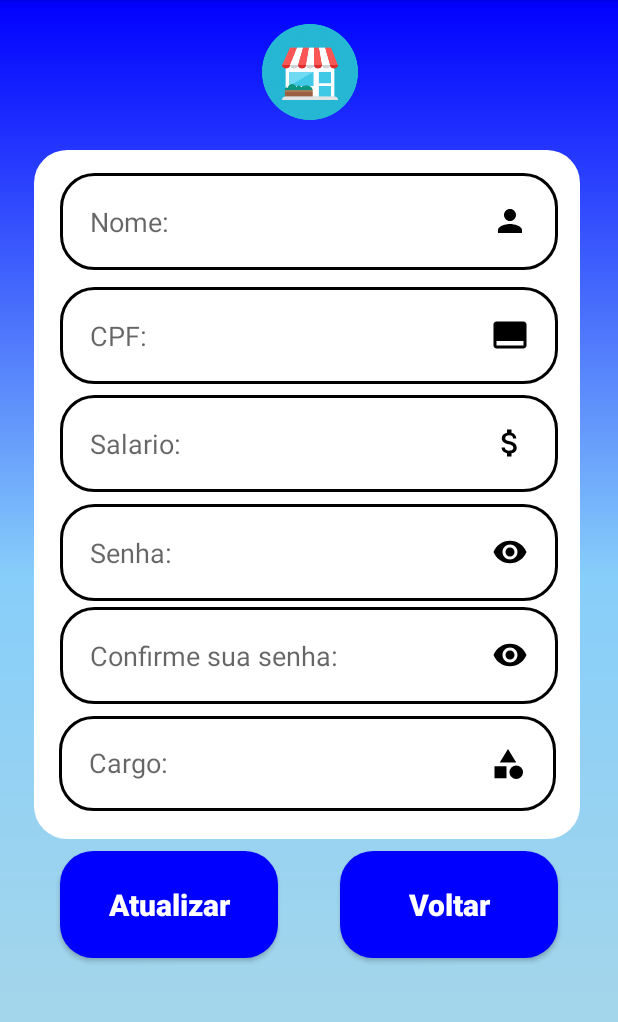
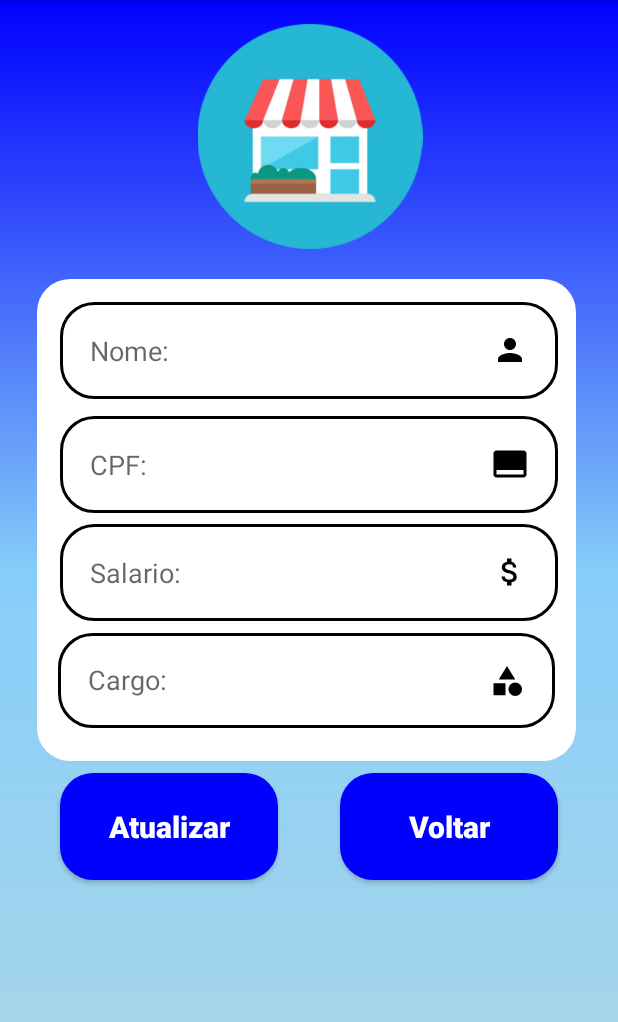
Before and after one commit to Gustavo-Zamai/ProjetoLoja, an Android app: the ListFuncionariosActivity screen opened directly, with no data from a screen before it, on a phone screen of 412 x 824 dp, the part 84-1106 px from its top. Run offline under Robolectric (Android 15) with nearby library versions, the phone set to English and light mode, and no system bars.

```diff
--- a/app/src/main/java/com/example/applicationvendas/ListFuncionariosActivity.java
+++ b/app/src/main/java/com/example/applicationvendas/ListFuncionariosActivity.java
@@ -11,7 +11,7 @@ import androidx.appcompat.app.AppCompatActivity;
 
 public class ListFuncionariosActivity extends AppCompatActivity {
 
-    private EditText edit_nome, edit_cpf, edit_salario, edit_passwd_cadastro,edit_passwd_cadastro_2, edit_cargo;
+    private EditText edit_nome, edit_cpf, edit_salario, edit_cargo;
     //private AppCompatButton btn_cadastrar, btn_tela_login;
     private FuncionarioDAO dao;
     private Connection db;
@@ -26,8 +26,8 @@ public class ListFuncionariosActivity extends AppCompatActivity {
         edit_nome = (EditText) findViewById(R.id.edit_nome);
         edit_cpf = (EditText) findViewById(R.id.edit_cpf);
         edit_salario = (EditText) findViewById(R.id.edit_salario);
-        edit_passwd_cadastro = (EditText) findViewById(R.id.edit_passwd_cadastro);
-        edit_passwd_cadastro_2 = (EditText) findViewById(R.id.edit_passwd_cadastro_2);
+        //edit_passwd_cadastro = (EditText) findViewById(R.id.edit_passwd_cadastro);
+        //edit_passwd_cadastro_2 = (EditText) findViewById(R.id.edit_passwd_cadastro_2);
         edit_cargo = (EditText) findViewById(R.id.edit_cargo);
         //btn_cadastrar = (AppCompatButton) findViewById(R.id.btn_cadastrar);
         db = new Connection(this);
@@ -40,7 +40,7 @@ public class ListFuncionariosActivity extends AppCompatActivity {
             edit_nome.setText(funcionario.getNome());
             edit_cpf.setText(funcionario.getCpf());
             edit_salario.setText(String.valueOf(funcionario.getSalario()));
-            edit_passwd_cadastro.setText(funcionario.getSenha());
+            //edit_passwd_cadastro.setText(funcionario.getSenha());
             edit_cargo.setText(funcionario.getCargo());
         }
 
@@ -52,7 +52,7 @@ public class ListFuncionariosActivity extends AppCompatActivity {
             funcionario.setCpf(edit_cpf.getText().toString());
             funcionario.setCargo(edit_cargo.getText().toString());
             funcionario.setSalario(((Float.parseFloat(edit_salario.getText().toString()))));
-            funcionario.setSenha(edit_passwd_cadastro.getText().toString());
+            //funcionario.setSenha(edit_passwd_cadastro.getText().toString());
             long id = dao.insert(f);
             Toast.makeText(this, "Funcionáiro cadastrado com o ID: " + id, Toast.LENGTH_LONG).show();
         } else {
@@ -60,13 +60,13 @@ public class ListFuncionariosActivity extends AppCompatActivity {
             funcionario.setCpf(edit_cpf.getText().toString());
             funcionario .setCargo(edit_cargo.getText().toString());
             funcionario.setSalario(((Float.parseFloat(edit_salario.getText().toString()))));
-            funcionario .setSenha(edit_passwd_cadastro.getText().toString());
+            //funcionario .setSenha(edit_passwd_cadastro.getText().toString());
             dao.updateF(funcionario);
             Toast.makeText(this, "Funcionáiro atualizado", Toast.LENGTH_LONG).show();
         }
     }
     public void btn_tela_login(View view){
-        Intent intent = new Intent(getApplicationContext(), ListarFuncionariosActivity.class);
+        Intent intent = new Intent(getApplicationContext(), FuncionarioHomeActivity.class);
         startActivity(intent);
     }
 
--- a/app/src/main/java/com/example/applicationvendas/LoginActivity.java
+++ b/app/src/main/java/com/example/applicationvendas/LoginActivity.java
@@ -37,15 +37,15 @@ public class LoginActivity extends AppCompatActivity {
                 String passwd = edit_passwd.getText().toString();
 
                 if(user.equals("") || passwd.equals(""))
-                    Toast.makeText(LoginActivity.this, "Preencha todos os campos", Toast.LENGTH_LONG).show();
+                    Toast.makeText(LoginActivity.this, "Preencha todos os campos", Toast.LENGTH_SHORT).show();
                 else {
                     Boolean checkUserPasswd = db.checkUsernamePasswd(user, passwd);
                     if(checkUserPasswd == true){
-                        Toast.makeText(LoginActivity.this, "Login feito com sucesso", Toast.LENGTH_LONG).show();
+                        Toast.makeText(LoginActivity.this, "Login feito com sucesso", Toast.LENGTH_SHORT).show();
                         Intent intent = new Intent(getApplicationContext(), FuncionarioHomeActivity.class);
                         startActivity(intent);
                     }else{
-                        Toast.makeText(LoginActivity.this, "Login falhou! Tente novamente", Toast.LENGTH_LONG).show();
+                        Toast.makeText(LoginActivity.this, "Login falhou! Tente novamente", Toast.LENGTH_SHORT  ).show();
                     }
                 }
             }
--- a/app/src/main/res/layout/activity_list_funcionarios.xml
+++ b/app/src/main/res/layout/activity_list_funcionarios.xml
@@ -15,8 +15,8 @@
 
         <ImageView
             android:id="@+id/logo_loja"
-            android:layout_width="328dp"
-            android:layout_height="64dp"
+            android:layout_width="332dp"
+            android:layout_height="150dp"
             android:layout_marginTop="16dp"
             android:src="@drawable/cad_loja"
             app:layout_constraintEnd_toEndOf="parent"
@@ -27,8 +27,8 @@
         <View
             android:id="@+id/containerComponents"
             style="@style/ContainerComponents"
-            android:layout_width="364dp"
-            android:layout_height="459dp"
+            android:layout_width="359dp"
+            android:layout_height="321dp"
             android:layout_marginTop="32dp"
             app:layout_constraintEnd_toEndOf="parent"
             app:layout_constraintHorizontal_bias="0.355"
@@ -68,27 +68,6 @@
             app:layout_constraintStart_toStartOf="@id/containerComponents"
             app:layout_constraintTop_toTopOf="@id/edit_cpf" />
 
-        <EditText
-            android:id="@+id/edit_passwd_cadastro"
-            style="@style/Edit_Text"
-            android:layout_marginTop="8dp"
-            android:drawableRight="@drawable/ic_eye"
-            android:hint="Senha:"
-            android:inputType="numberPassword"
-            app:layout_constraintEnd_toEndOf="@id/containerComponents"
-            app:layout_constraintStart_toStartOf="@id/containerComponents"
-            app:layout_constraintTop_toBottomOf="@id/edit_salario" />
-
-        <EditText
-            android:id="@+id/edit_passwd_cadastro_2"
-            style="@style/Edit_Text"
-            android:layout_marginTop="4dp"
-            android:drawableRight="@drawable/ic_eye"
-            android:hint="Confirme sua senha:"
-            android:inputType="numberPassword"
-            app:layout_constraintEnd_toEndOf="@id/containerComponents"
-            app:layout_constraintStart_toStartOf="@id/containerComponents"
-            app:layout_constraintTop_toBottomOf="@id/edit_passwd_cadastro" />
 
         <EditText
             android:id="@+id/edit_cargo"
@@ -101,7 +80,7 @@
             android:inputType="text"
             app:layout_constraintEnd_toEndOf="@id/containerComponents"
             app:layout_constraintStart_toStartOf="@id/containerComponents"
-            app:layout_constraintTop_toBottomOf="@id/edit_passwd_cadastro_2" />
+            app:layout_constraintTop_toBottomOf="@id/edit_salario" />
 
 
         <androidx.appcompat.widget.AppCompatButton
@@ -118,7 +97,7 @@
             app:layout_constraintTop_toBottomOf="@id/containerComponents" />
 
         <androidx.appcompat.widget.AppCompatButton
-            android:id="@+id/btn_tela_login"
+            android:id="@+id/btn_tela_home"
             style="@style/button"
             android:layout_width="145dp"
             android:layout_height="71dp"
```
